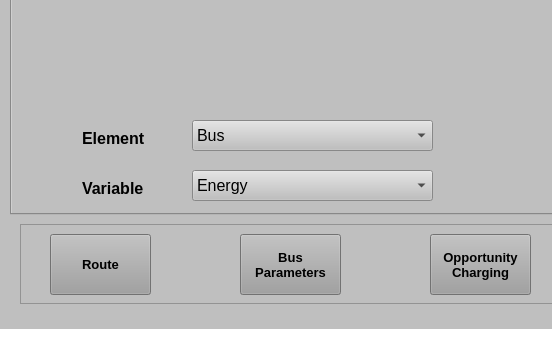
Qt form UI/InterfaceDynamic.ui (Potter-Gryffindor/Proyecto-Final) before a commit; both pictures show x 0 to 552 and y 335 to 686 of the 967 by 686 pixel window.
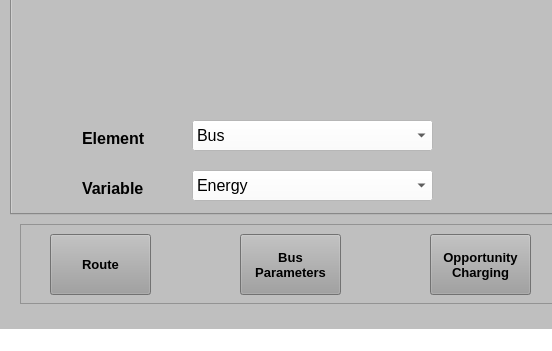
The same form after that commit. The open tabs and pages were chosen to show the change. Icons and pictures are not drawn.

```diff
--- a/UI/InterfaceDynamic.ui
+++ b/UI/InterfaceDynamic.ui
@@ -1414,7 +1414,7 @@
       <property name="geometry">
        <rect>
         <x>20</x>
-        <y>90</y>
+        <y>80</y>
         <width>901</width>
         <height>311</height>
        </rect>
@@ -1438,6 +1438,9 @@
       <property name="statusTip">
        <string>Choose the element that prefer analyze</string>
       </property>
+      <property name="styleSheet">
+       <string notr="true">background-color: rgb(255, 255, 255);</string>
+      </property>
       <item>
        <property name="text">
         <string>Bus</string>
@@ -1467,6 +1470,9 @@
       <property name="statusTip">
        <string>Choose the variable prefer to graph</string>
       </property>
+      <property name="styleSheet">
+       <string notr="true">background-color: rgb(255, 255, 255);</string>
+      </property>
       <item>
        <property name="text">
         <string>Energy</string>
```
